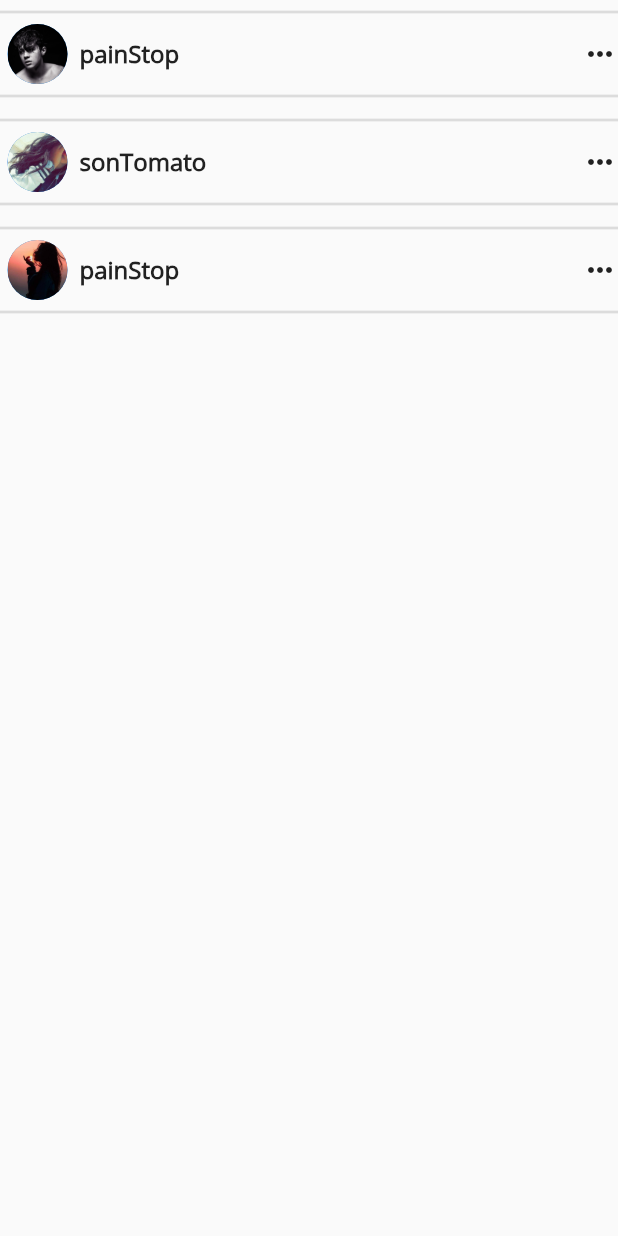
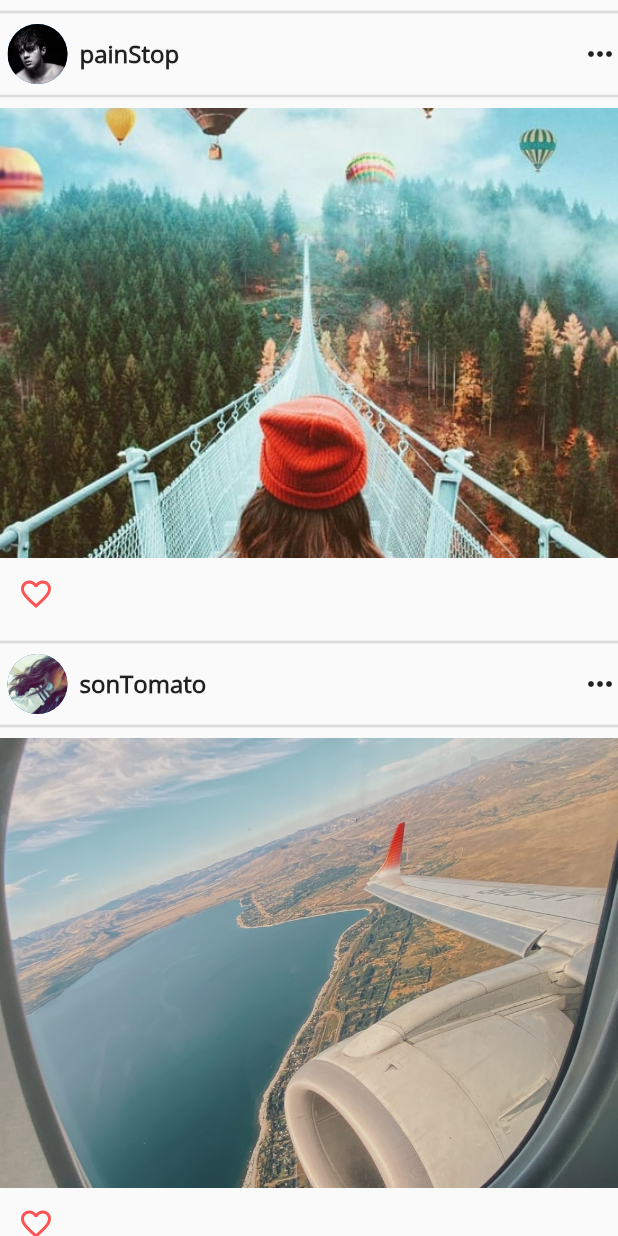
Before and after one commit to Wanako0609/first_flutter_project, a Flutter app: the MyPostColone widget shown alone on an empty page, opened directly, on a phone screen of 412 x 824 dp. Run offline on Flutter 3.47's test engine with Material 2 defaults, Android fonts, the phone set to English and light mode, and no system bars.

Commit message:
ajout bouton like

```diff
--- a/lib/customElement/postColone.dart
+++ b/lib/customElement/postColone.dart
@@ -29,6 +29,8 @@ class MyPostColone extends StatefulWidget {
 }
 
 class _MyPostColoneState extends State<MyPostColone> {
+  get label => null;
+
   @override
   Widget build(BuildContext context) {
     return Column(
@@ -61,6 +63,27 @@ class _MyPostColoneState extends State<MyPostColone> {
               thickness: 1.8,
             ),
             //image post
+            Container(
+              height: 300,
+              decoration: BoxDecoration(
+                image: DecorationImage(
+                  image: AssetImage(post["photo"]),
+                  fit: BoxFit.cover,
+                ),
+              ),
+            ),
+            //bottom post
+            Row(
+              children: [
+                IconButton(
+                  onPressed: () {},
+                  icon: const Icon(
+                    Icons.favorite_border_outlined,
+                    color: Colors.redAccent,
+                  ),
+                ),
+              ],
+            ),
           ],
         );
       },
--- a/pubspec.yaml
+++ b/pubspec.yaml
@@ -57,6 +57,7 @@ flutter:
   # the material Icons class.
   uses-material-design: true
 
+
   # To add assets to your application, add an assets section, like this:
   assets:
     - assets/images/
```
